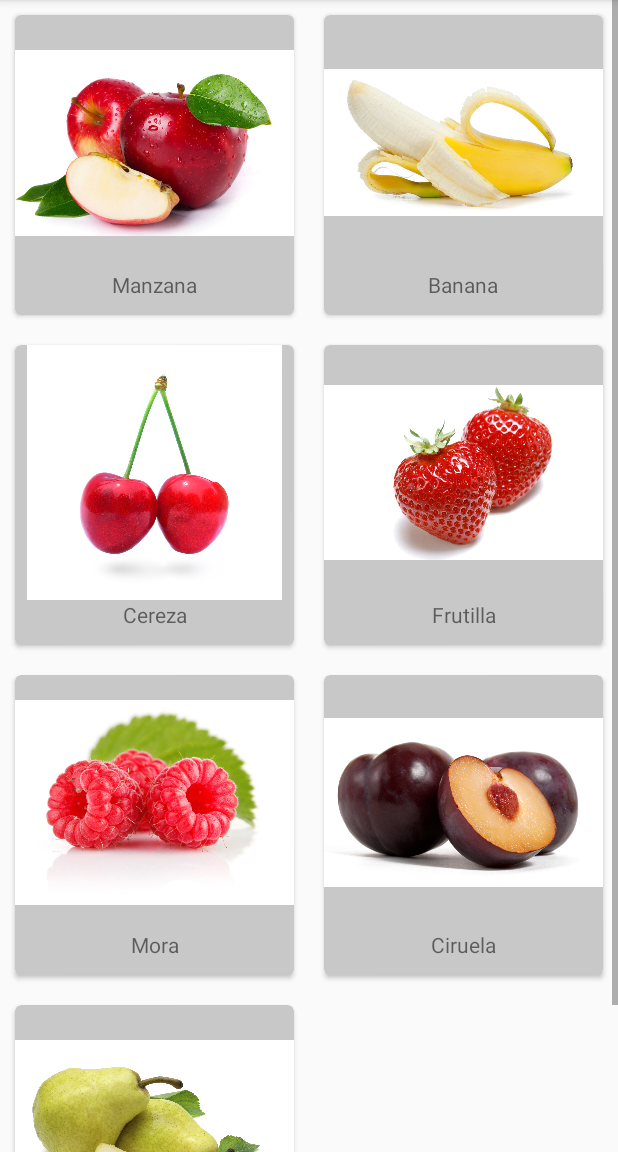
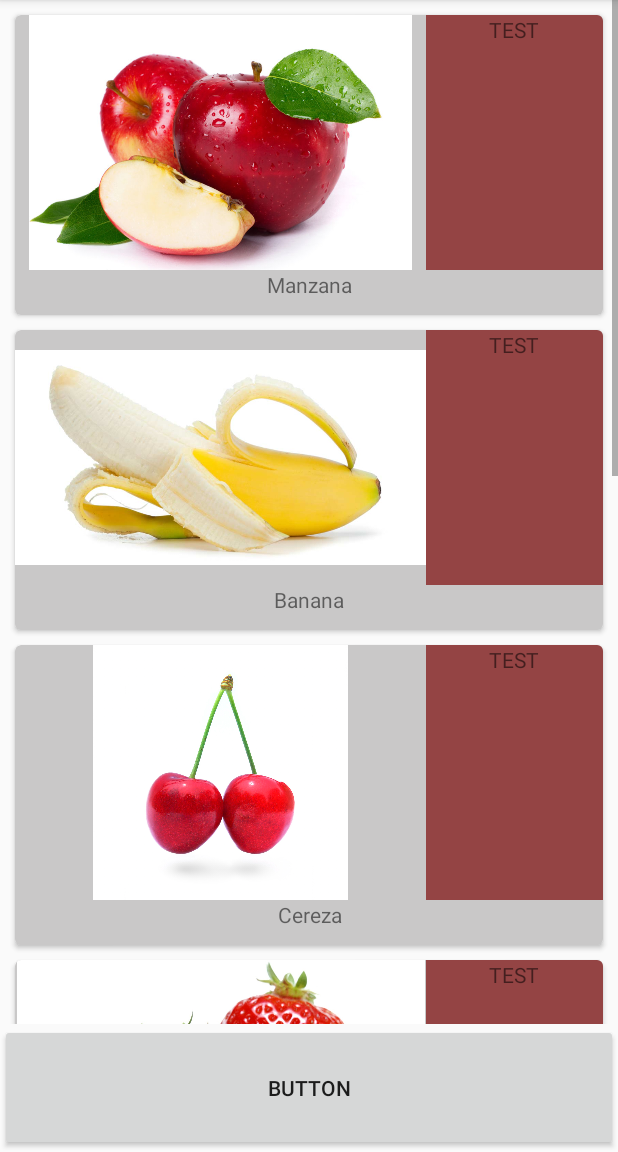
Before and after one commit to YJJProyectos/RecyclerView, an Android app: the MainActivity screen opened directly, with no data from a screen before it, on a phone screen of 412 x 824 dp, the part 84-1236 px from its top. Run offline under Robolectric (Android 15) with nearby library versions, the phone set to English and light mode, and no system bars; our stand-ins replace ButterKnife, Picasso; pictures from the network do not load.

Commit message:
cambio de layout y agregado de botones, textos

```diff
--- a/app/src/main/AndroidManifest.xml
+++ b/app/src/main/AndroidManifest.xml
@@ -25,12 +25,16 @@
                 <category android:name="android.intent.category.LAUNCHER" />
             </intent-filter>
         </activity>
-        <activity android:name=".activities.CustomActivity">
+        <activity
+            android:name=".activities.CustomActivity"
+            android:label="Intent implicito">
             <intent-filter>
                 <action android:name = "android.intent.action.VIEW" />
                 <action android:name = "com.android.jyang.recyclerview.LAUNCH" />
                 <category android:name = "android.intent.category.DEFAULT" />
+                <category android:name="android.intent.category.BROWSABLE" />
                 <data android:scheme = "http" />
+                <data android:scheme = "https" />
             </intent-filter>
         </activity>
     </application>
--- a/app/src/main/java/com/android/jyang/recyclerview/activities/MainActivity.java
+++ b/app/src/main/java/com/android/jyang/recyclerview/activities/MainActivity.java
@@ -47,8 +47,8 @@ public class MainActivity extends AppCompatActivity {
         movies = this.getMovies();
 
 //        recyclerView = (RecyclerView) findViewById(R.id.my_recycler_view);
-//        layoutManager = new LinearLayoutManager(this);
-        layoutManager = new GridLayoutManager(this, 2);
+        layoutManager = new LinearLayoutManager(this);
+//        layoutManager = new GridLayoutManager(this, 2);
 //        layoutManager = new StaggeredGridLayoutManager(3, StaggeredGridLayoutManager.VERTICAL );
 
         recyclerView.setLayoutManager(layoutManager);
--- a/app/src/main/res/layout/activity_main.xml
+++ b/app/src/main/res/layout/activity_main.xml
@@ -8,11 +8,21 @@
     tools:context="com.android.jyang.recyclerview.activities.MainActivity">
 
     <!-- A RecyclerView with some commonly used attributes -->
+
     <android.support.v7.widget.RecyclerView
         android:id="@+id/my_recycler_view"
         android:scrollbars="vertical"
         android:layout_width="match_parent"
-        android:layout_height="match_parent"/>
+        android:layout_height="0dp"
+        android:layout_weight="0.8"/>
+
+    <Button
+        android:id="@+id/button"
+        android:layout_width="match_parent"
+        android:layout_height="0dp"
+        android:layout_weight="0.1"
+        android:text="Button" />
+
 
 </LinearLayout>
 <!--<?xml version="1.0" encoding="utf-8"?>-->
--- a/app/src/main/res/layout/recycler_view_item.xml
+++ b/app/src/main/res/layout/recycler_view_item.xml
@@ -1,13 +1,13 @@
 <?xml version="1.0" encoding="utf-8"?>
-<LinearLayout xmlns:android="http://schemas.android.com/apk/res/android"
+<!--<LinearLayout xmlns:android="http://schemas.android.com/apk/res/android"-->
+    <!--xmlns:card_view="http://schemas.android.com/apk/res-auto"-->
+    <!--xmlns:tools="http://schemas.android.com/tools"-->
+    <!--android:layout_width="match_parent"-->
+    <!--android:layout_height="220dp"-->
+    <!--android:orientation="vertical">-->
+
+<android.support.v7.widget.CardView android:id="@+id/cardView"
     xmlns:card_view="http://schemas.android.com/apk/res-auto"
-    xmlns:tools="http://schemas.android.com/tools"
-    android:layout_width="match_parent"
-    android:layout_height="220dp"
-    android:orientation="vertical">
-
-    <android.support.v7.widget.CardView
-        android:id="@+id/cardView"
     android:layout_height="200dp"
     android:layout_marginTop="10dp"
     android:layout_marginLeft="10dp"
@@ -17,13 +17,37 @@
     android:focusable="true"
     card_view:cardBackgroundColor="#c9c8c8"
     android:foreground="?android:attr/selectableItemBackground"
-        card_view:cardCornerRadius="4dp">
+    card_view:cardCornerRadius="4dp"
+    xmlns:android="http://schemas.android.com/apk/res/android">
 
+    <LinearLayout
+        android:layout_width="match_parent"
+        android:layout_height="match_parent"
+        android:orientation="vertical">
+        <LinearLayout
+            android:layout_width="match_parent"
+            android:layout_weight="0.6"
+            android:layout_height="match_parent"
+            android:orientation="horizontal">
             <ImageView
                 android:id="@+id/imageViewPoster"
+                android:layout_width="0dp"
+                android:layout_height="170dp"
+                android:layout_weight="0.7"
+                card_view:srcCompat="@drawable/apple_bg"/>
+            <LinearLayout
+                android:layout_width="0dp"
+                android:layout_weight="0.3"
+                android:layout_height="match_parent"
+                android:background="#944444">
+                <TextView
+                    android:id="@+id/textTest"
                     android:layout_width="match_parent"
-            android:layout_height="170dp"
-            card_view:srcCompat="@drawable/apple_bg"/>
+                    android:layout_height="30dp"
+                    android:text="TEST"
+                    android:textAlignment="center" />
+            </LinearLayout>
+        </LinearLayout>
 
         <TextView
             android:id="@+id/textViewTitle"
@@ -32,5 +56,6 @@
             android:layout_gravity="bottom"
             android:text="Texto"
             android:textAlignment="center" />
+    </LinearLayout>
     </android.support.v7.widget.CardView>
-</LinearLayout>
+<!--</LinearLayout>-->
```
Lines whose indentation alone changed are shown as unchanged.
